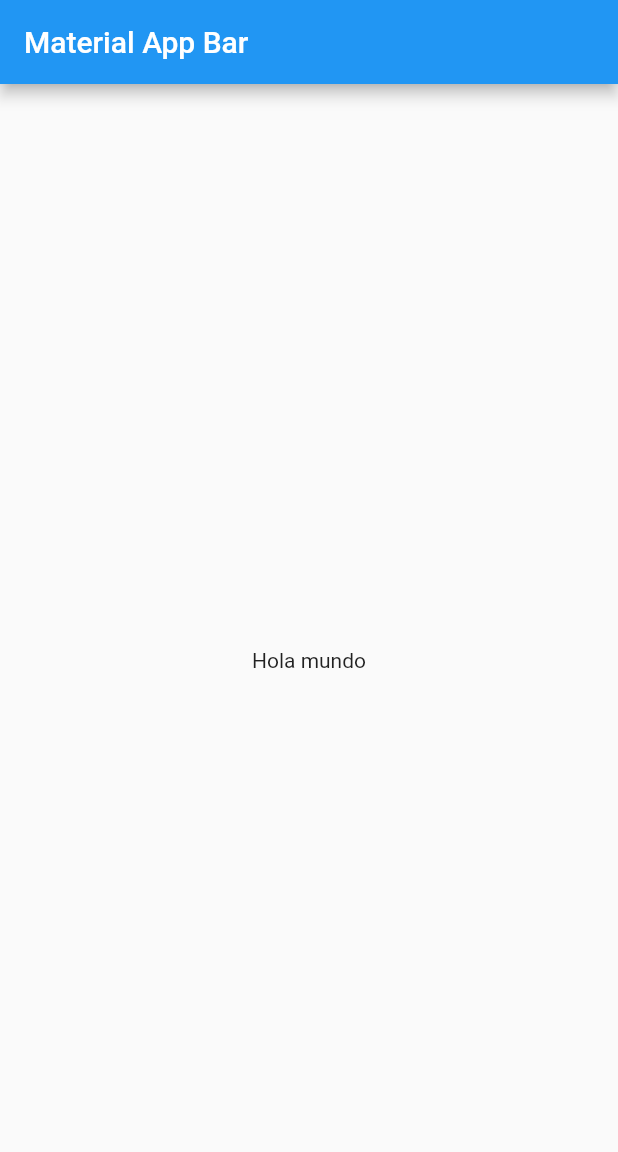
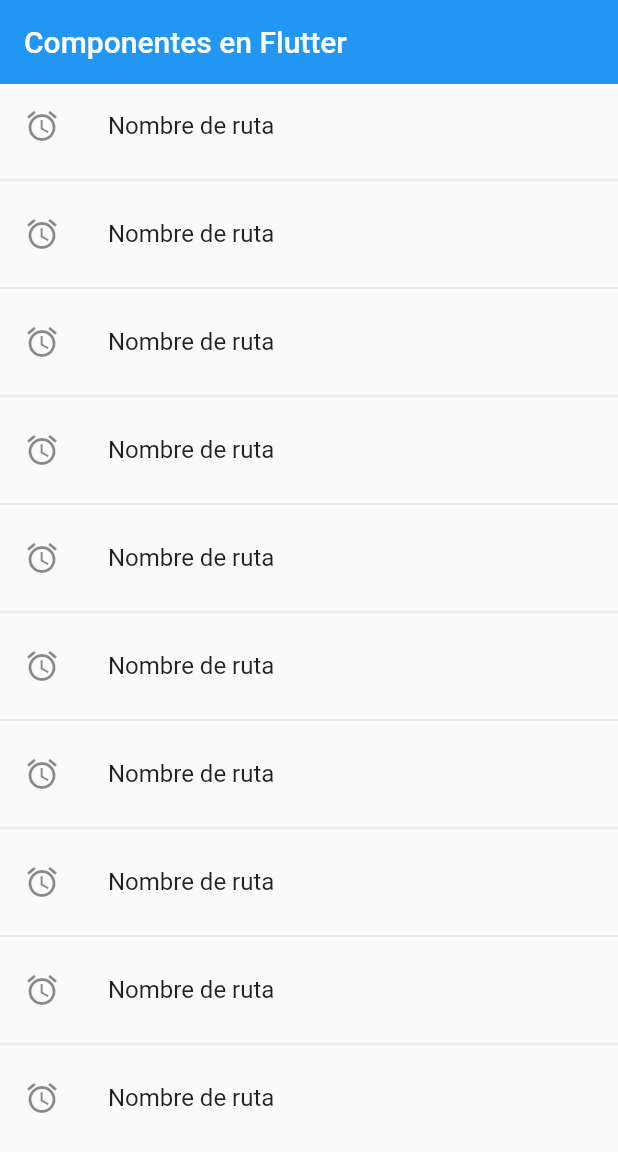
Before and after one commit to ramosjb7/componentes_fl, a Flutter app: the screen it shows after launch, on a phone screen of 412 x 824 dp. Shown: the top 1152 px of the screen. Run offline on Flutter 3.47's test engine with Material 2 defaults, Android fonts, the phone set to English and light mode, and no system bars.

Commit message:
Implementacion de las ListView en la pantalla principal

```diff
--- a/lib/main.dart
+++ b/lib/main.dart
@@ -1,3 +1,6 @@
+
+import 'package:fl_components/router/app_routes.dart';
+import 'package:fl_components/screens/screens.dart';
 import 'package:flutter/material.dart';
 
 void main() => runApp(const MyApp());
@@ -10,18 +13,15 @@ class MyApp extends StatelessWidget {
     return MaterialApp(
       debugShowCheckedModeBanner: false,
       title: 'Material App',
-      home: Scaffold(
-        appBar: AppBar(
-          title: const Text('Material App Bar'),
-        ),
-        body: const Center(
-          child: Center(
-            child: Text(
-              'Hola mundo'
-            ),
-          )
-        ),
-      ),
+
+      initialRoute: AppRouts.initialRoute,
+      routes: AppRouts.routes,
+
+      onGenerateRoute: (settings){
+        return MaterialPageRoute(
+          builder: (context) => const AlertScreen(),
+        );
+      },
     );
   }
 }
--- /dev/null
+++ b/lib/router/app_routes.dart
@@ -0,0 +1,19 @@
+
+
+import 'package:fl_components/screens/screens.dart';
+import 'package:flutter/material.dart';
+
+class AppRouts {
+
+  static const initialRoute = 'home';
+
+  static Map<String, Widget Function(BuildContext)> routes = {
+    'home'  :(context) => const HomeScreen(),
+    'listview1':(context) =>  const ListView1Screen(),
+    'listview2':(context) =>  const ListView2Screen(),
+    'alert':(context) =>  const AlertScreen(),
+    'card':(context) =>  const CardScreen(),
+
+  };
+
+}
--- /dev/null
+++ b/lib/screens/home_screen.dart
@@ -0,0 +1,39 @@
+
+import 'package:fl_components/screens/screens.dart';
+import 'package:flutter/material.dart';
+
+class HomeScreen extends StatelessWidget {
+
+  const HomeScreen({Key? key}) : super(key: key);
+
+  @override
+  Widget build(BuildContext context) {
+    return Scaffold(
+      appBar: AppBar(
+        title: const Text('Componentes en Flutter'),
+        elevation: 0,
+      ),
+      body: ListView.separated(
+        itemBuilder: (context, index) => ListTile(
+          title: const  Text('Nombre de ruta'),
+          leading: const  Icon(Icons.access_alarm_outlined),
+          onTap: (){
+            // final route = MaterialPageRoute(
+            //   builder: (context) => const ListView1Screen(),
+            // );
+
+            // Navigator.push(context, route);
+
+            Navigator.pushNamed(context, 'card');
+
+            //es para destruir la pantalla de atras
+            // se usa mas en logins
+            // Navigator.pushReplacement(context, route);
+          },
+        ),
+        separatorBuilder: (_,__)=> const Divider(),
+        itemCount: 10
+      )
+    );
+  }
+}
```
Also changed, not shown: lib/screens/alert_sreen.dart (added, +15 -0 lines), lib/screens/card_screem.dart (added, +15 -0 lines), lib/screens/listview1_screen.dart (added, +31 -0 lines), lib/screens/listview2_screen.dart (added, +35 -0 lines), lib/screens/screens.dart (added, +9 -0 lines), 1 other file.
